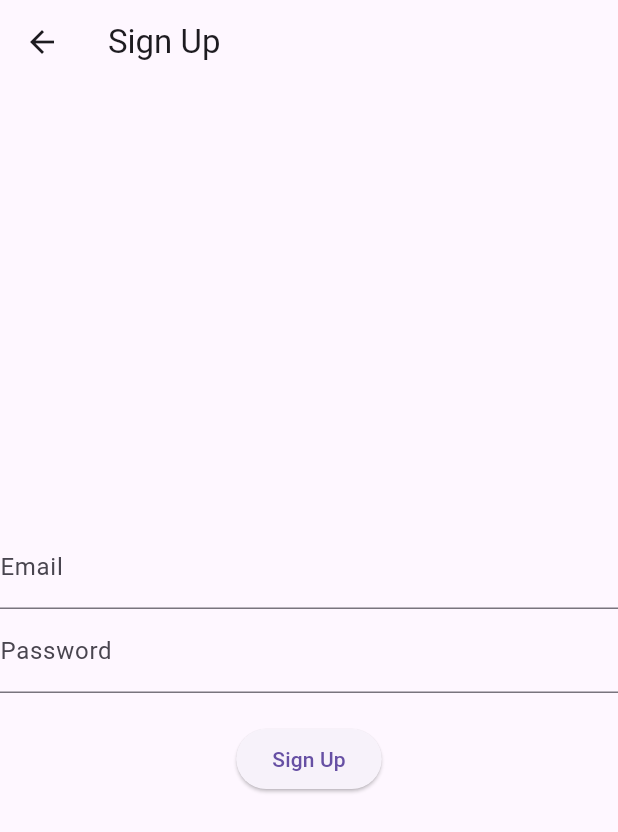
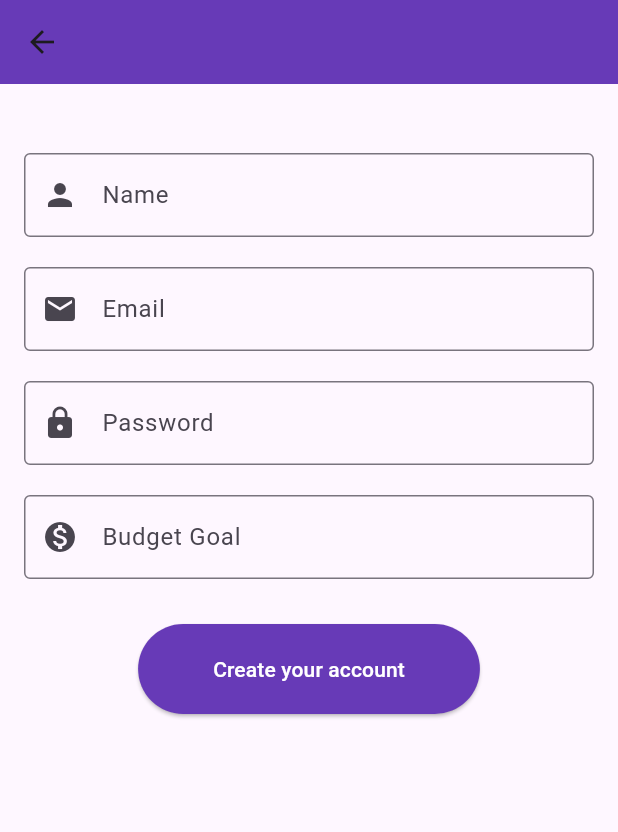
Before and after one commit to gourabbank/CashSplash, a Flutter app: the screen it shows after launch, after a tap on "Login", after a tap on "No account? Sign up", on a phone screen of 412 x 824 dp. Shown: the top 832 px of the screen. Run offline on Flutter 3.47's test engine with Material 3 defaults, Android fonts, the phone set to English and light mode, and no system bars; our stand-ins replace firebase_auth, firebase_core, firebase_database, fl_chart, image_picker; accounts and stored records are empty.

Commit message:
Login and signup ui

```diff
--- a/lib/budget_pie_chart.dart
+++ b/lib/budget_pie_chart.dart
@@ -17,19 +17,19 @@ class BudgetPieChart extends StatelessWidget {
     return Column(
       children: [
         Container(
-          height: 450, // Specify the height you want
-          width: double.infinity, // Full width of the parent container
+          height: 450, // Adjusted height for the pie chart container
+          width: double.infinity,
           child: Card(
             elevation: 4,
             shape: RoundedRectangleBorder(borderRadius: BorderRadius.circular(18)),
-            color: Colors.white,
+            color: Colors.pink[50], // Changed to light pink
             child: Padding(
               padding: const EdgeInsets.all(16),
               child: PieChart(
                 PieChartData(
                   borderData: FlBorderData(show: false),
                   sectionsSpace: 2,
-                  centerSpaceRadius: 30, // You might adjust this too if needed
+                  centerSpaceRadius: 30, // Adjusted center space radius
                   sections: showingSections(),
                 ),
               ),
@@ -38,6 +38,17 @@ class BudgetPieChart extends StatelessWidget {
         ),
         Container(
           padding: const EdgeInsets.symmetric(vertical: 16.0),
+          decoration: BoxDecoration(
+            color: Colors.pink[100], // Lighter pink for the legend
+            borderRadius: BorderRadius.circular(18),
+            boxShadow: [
+              BoxShadow(
+                color: Colors.pink[200]!, // Slightly darker pink for elevation shadow
+                blurRadius: 6,
+                offset: Offset(0, 3), // Position of the shadow
+              ),
+            ],
+          ),
           child: Wrap(
             alignment: WrapAlignment.spaceEvenly,
             spacing: 8.0,
@@ -80,7 +91,7 @@ class BudgetPieChart extends StatelessWidget {
         ),
         SizedBox(width: 8),
         Text(expense.category + ' - \$${expense.amount.toStringAsFixed(2)}',
-            style: TextStyle(fontSize: 20)),
+            style: TextStyle(fontSize: 14)), // Adjusted for consistent text size
       ],
     );
   }
--- a/lib/login_screen.dart
+++ b/lib/login_screen.dart
@@ -16,10 +16,7 @@ class _LoginScreenState extends State<LoginScreen> {
   Future<void> signIn(String email, String password) async {
     try {
       await FirebaseAuth.instance.signInWithEmailAndPassword(email: email, password: password);
-      // Redirect to Home Screen upon successful login
-      Navigator.of(context).pushReplacement(
-          MaterialPageRoute(builder: (context) => HomeScreen())
-      );
+      Navigator.of(context).pushReplacement(MaterialPageRoute(builder: (context) => HomeScreen()));
     } on FirebaseAuthException catch (e) {
       ScaffoldMessenger.of(context).showSnackBar(SnackBar(content: Text('Failed to sign in: ${e.message}')));
     }
@@ -28,24 +25,44 @@ class _LoginScreenState extends State<LoginScreen> {
   @override
   Widget build(BuildContext context) {
     return Scaffold(
-      appBar: AppBar(title: Text("Login")),
-      body: Form(
+      appBar: AppBar(
+        // title: Text("Login"),
+        backgroundColor: Colors.deepPurple, // Adds a custom color to the AppBar
+      ),
+      body: SingleChildScrollView( // Makes the view scrollable, preventing overflow
+        padding: EdgeInsets.all(16.0),
+        child: Form(
           key: _formKey,
           child: Column(
             mainAxisAlignment: MainAxisAlignment.center,
             children: <Widget>[
+              SizedBox(height: 20),
+              Text(
+                "Welcome Back!",
+                style: TextStyle(fontSize: 24, fontWeight: FontWeight.bold, color: Colors.deepPurple),
+              ),
+              SizedBox(height: 40),
               TextFormField(
                 validator: (value) => value!.isEmpty ? 'Please enter your email' : null,
                 onSaved: (value) => _email = value!,
-              decoration: InputDecoration(labelText: 'Email'),
+                decoration: InputDecoration(
+                  labelText: 'Email',
+                  border: OutlineInputBorder(),
+                  prefixIcon: Icon(Icons.email),
                 ),
+              ),
+              SizedBox(height: 20),
               TextFormField(
                 validator: (value) => value!.isEmpty ? 'Please enter your password' : null,
                 onSaved: (value) => _password = value!,
                 obscureText: true,
-              decoration: InputDecoration(labelText: 'Password'),
+                decoration: InputDecoration(
+                  labelText: 'Password',
+                  border: OutlineInputBorder(),
+                  prefixIcon: Icon(Icons.lock),
                 ),
-            SizedBox(height: 20),
+              ),
+              SizedBox(height: 30),
               ElevatedButton(
                 onPressed: () {
                   if (_formKey.currentState!.validate()) {
@@ -54,21 +71,25 @@ class _LoginScreenState extends State<LoginScreen> {
                   }
                 },
                 child: Text('Login'),
+                style: ElevatedButton.styleFrom(
+                  foregroundColor: Colors.white, backgroundColor: Colors.deepPurple, // Text color
+                  padding: EdgeInsets.symmetric(horizontal: 50, vertical: 20),
                 ),
-            SizedBox(height: 10),
-      // Correct the class name from SignUpScreen to SignupScreen
+              ),
+              SizedBox(height: 20),
               TextButton(
                 onPressed: () {
-          // Correct navigation to SignupScreen
                   Navigator.of(context).push(MaterialPageRoute(builder: (context) => SignupScreen()));
                 },
                 child: Text('No account? Sign up'),
+                style: TextButton.styleFrom(
+                  foregroundColor: Colors.deepPurple, // Text color
+                ),
               ),
             ],
+          ),
         ),
       ),
     );
   }
 }
-
-// Make sure to have a SignUpScreen widget available in your project to handle sign-ups
--- a/lib/signup_screen.dart
+++ b/lib/signup_screen.dart
@@ -1,6 +1,7 @@
 import 'package:flutter/material.dart';
 import 'package:firebase_auth/firebase_auth.dart';
-import 'home_screen.dart'; // Ensure this import is correct based on your file structure
+import 'package:firebase_database/firebase_database.dart';
+import 'home_screen.dart';
 
 class SignupScreen extends StatefulWidget {
   @override
@@ -9,15 +10,20 @@ class SignupScreen extends StatefulWidget {
 
 class _SignupScreenState extends State<SignupScreen> {
   final _formKey = GlobalKey<FormState>();
-  String _email = '', _password = '';
+  String _email = '', _password = '', _name = '', _budgetGoal = '';
 
   Future<void> signUp(String email, String password) async {
     try {
-      await FirebaseAuth.instance.createUserWithEmailAndPassword(email: email, password: password);
-      // Navigate directly to HomeScreen upon successful sign-up
-      Navigator.of(context).pushReplacement(
-          MaterialPageRoute(builder: (context) => HomeScreen())
-      );
+      UserCredential userCredential = await FirebaseAuth.instance.createUserWithEmailAndPassword(email: email, password: password);
+      User? user = userCredential.user;
+      if (user != null) {
+        DatabaseReference userRef = FirebaseDatabase.instance.ref('user_profiles/${user.uid}');
+        await userRef.set({
+          'name': _name,
+          'budgetGoal': _budgetGoal,
+        });
+        Navigator.of(context).pushReplacement(MaterialPageRoute(builder: (context) => HomeScreen()));
+      }
     } on FirebaseAuthException catch (e) {
       ScaffoldMessenger.of(context).showSnackBar(SnackBar(content: Text('Failed to sign up: ${e.message}')));
     }
@@ -26,24 +32,60 @@ class _SignupScreenState extends State<SignupScreen> {
   @override
   Widget build(BuildContext context) {
     return Scaffold(
-      appBar: AppBar(title: Text("Sign Up")),
-      body: Form(
+      appBar: AppBar(
+        // title: Text("Sign Up"),
+        backgroundColor: Colors.deepPurple, // Enhanced color for the AppBar
+      ),
+      body: SingleChildScrollView(
+        padding: EdgeInsets.all(16.0),
+        child: Form(
           key: _formKey,
           child: Column(
             mainAxisAlignment: MainAxisAlignment.center,
             children: <Widget>[
+              SizedBox(height: 30),
+              TextFormField(
+                validator: (value) => value!.isEmpty ? 'Please enter your name' : null,
+                onSaved: (value) => _name = value!,
+                decoration: InputDecoration(
+                  labelText: 'Name',
+                  border: OutlineInputBorder(),
+                  prefixIcon: Icon(Icons.person),
+                ),
+              ),
+              SizedBox(height: 20),
               TextFormField(
                 validator: (value) => value!.isEmpty ? 'Please enter an email' : null,
                 onSaved: (value) => _email = value!,
-              decoration: InputDecoration(labelText: 'Email'),
+                decoration: InputDecoration(
+                  labelText: 'Email',
+                  border: OutlineInputBorder(),
+                  prefixIcon: Icon(Icons.email),
                 ),
+              ),
+              SizedBox(height: 20),
               TextFormField(
                 validator: (value) => value!.isEmpty ? 'Please enter a password' : null,
                 onSaved: (value) => _password = value!,
                 obscureText: true,
-              decoration: InputDecoration(labelText: 'Password'),
+                decoration: InputDecoration(
+                  labelText: 'Password',
+                  border: OutlineInputBorder(),
+                  prefixIcon: Icon(Icons.lock),
+                ),
               ),
               SizedBox(height: 20),
+              TextFormField(
+                validator: (value) => value!.isEmpty ? 'Please enter your budget goal' : null,
+                onSaved: (value) => _budgetGoal = value!,
+                keyboardType: TextInputType.number,
+                decoration: InputDecoration(
+                  labelText: 'Budget Goal',
+                  border: OutlineInputBorder(),
+                  prefixIcon: Icon(Icons.monetization_on),
+                ),
+              ),
+              SizedBox(height: 30),
               ElevatedButton(
                 onPressed: () {
                   if (_formKey.currentState!.validate()) {
@@ -51,9 +93,17 @@ class _SignupScreenState extends State<SignupScreen> {
                     signUp(_email, _password);
                   }
                 },
-              child: Text('Sign Up'),
+                child: Text('Create your account'),
+                style: ElevatedButton.styleFrom(
+                  foregroundColor: Colors.white, backgroundColor: Colors.deepPurple, // Text color
+                  shape: RoundedRectangleBorder(
+                    borderRadius: BorderRadius.circular(30),
+                  ),
+                  padding: EdgeInsets.symmetric(horizontal: 50, vertical: 20),
+                ),
               ),
             ],
+          ),
         ),
       ),
     );
```
Lines whose indentation alone changed are shown as unchanged.
